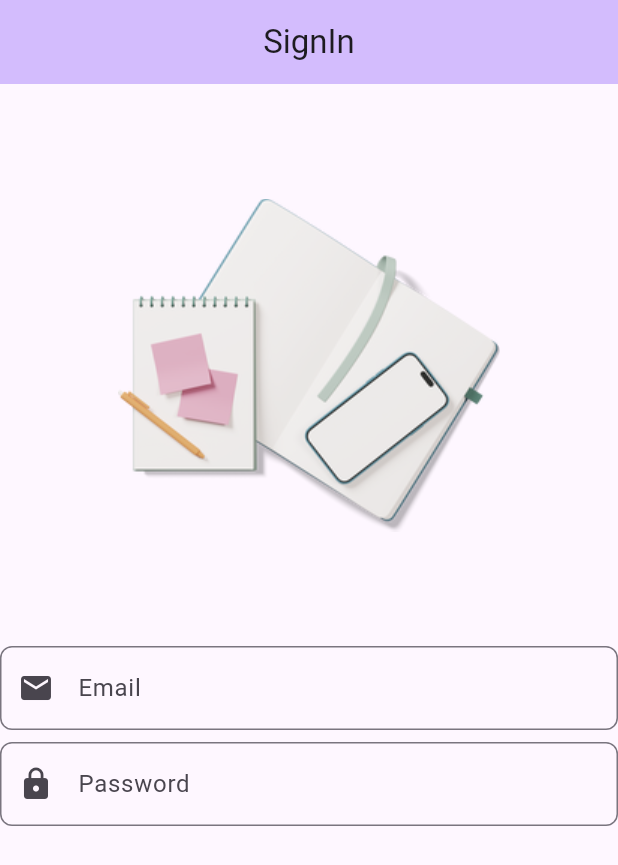
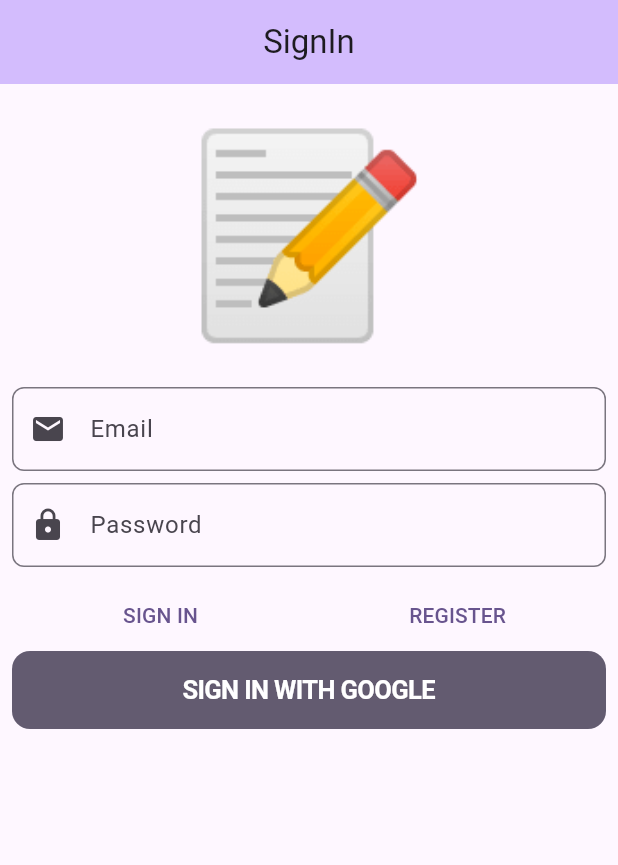
Before and after one commit to SalmanNaghori/demo_of_ddd, a Flutter app: the screen it shows after launch, on a phone screen of 412 x 824 dp. Shown: the top 865 px of the screen. Run offline on Flutter 3.47's test engine with Material 2 defaults, Android fonts, the phone set to English and light mode, and no system bars; our stand-ins replace bloc, cloud_firestore, dartz, firebase_auth, firebase_core, flutter_bloc and 4 more; accounts and stored records are empty.

Commit message:
improve the code

```diff
--- a/lib/application/auth/sign_in_form/sign_in_form_event.dart
+++ b/lib/application/auth/sign_in_form/sign_in_form_event.dart
@@ -5,12 +5,10 @@ abstract class SignInFormEvent with _$SignInFormEvent {
   const factory SignInFormEvent.emailChanged(String emailStr) = EmailChanged;
   const factory SignInFormEvent.passwordChanged(String passwordStr) =
       PasswordChanged;
-
   const factory SignInFormEvent.registerWithEmailAndPasswordPressed() =
       RegisterWithEmailAndPasswordPressed;
   const factory SignInFormEvent.signInWithEmailAndPasswordPressed() =
       SignInWithEmailAndPasswordPressed;
-
   const factory SignInFormEvent.signInWithGooglePressed() =
       SignInWithGooglePressed;
 }
--- a/lib/application/auth/sign_in_form/sign_in_form_state.dart
+++ b/lib/application/auth/sign_in_form/sign_in_form_state.dart
@@ -2,7 +2,7 @@ part of 'sign_in_form_bloc.dart';
 
 @freezed
 abstract class SignInFormState with _$SignInFormState {
-  factory SignInFormState({
+  const factory SignInFormState({
     required EmailAddress emailAddress,
     required Password password,
     required bool showErrorMessages,
--- a/lib/domain/auth/value_objects.dart
+++ b/lib/domain/auth/value_objects.dart
@@ -4,6 +4,7 @@ import 'package:demo_of_ddd/domain/core/value_objects.dart';
 import 'package:demo_of_ddd/domain/core/value_validators.dart';
 
 class EmailAddress extends ValueObject<String> {
+  @override
   final Either<ValueFailure<String>, String> value;
 
   factory EmailAddress(String input) {
@@ -12,17 +13,20 @@ class EmailAddress extends ValueObject<String> {
       validateEmailAddress(input),
     );
   }
+
   const EmailAddress._(this.value);
 }
 
 class Password extends ValueObject<String> {
+  @override
   final Either<ValueFailure<String>, String> value;
 
   factory Password(String input) {
     assert(input != null);
     return Password._(
-      validateEmailAddress(input),
+      validatePassword(input),
     );
   }
+
   const Password._(this.value);
 }
--- a/lib/domain/core/errors.dart
+++ b/lib/domain/core/errors.dart
@@ -1,9 +1,9 @@
 import 'package:demo_of_ddd/domain/core/failures.dart';
 
-class UnexPectedValueError extends Error {
+class UnexpectedValueError extends Error {
   final ValueFailure valueFailure;
 
-  UnexPectedValueError(this.valueFailure);
+  UnexpectedValueError(this.valueFailure);
 
   @override
   String toString() {
--- a/lib/presentation/sign_in/widget/sign_in_form.dart
+++ b/lib/presentation/sign_in/widget/sign_in_form.dart
@@ -1,4 +1,5 @@
 import 'package:demo_of_ddd/application/auth/sign_in_form/sign_in_form_bloc.dart';
+import 'package:demo_of_ddd/injection.dart';
 import 'package:flutter/cupertino.dart';
 import 'package:flutter/material.dart';
 import 'package:flutter_bloc/flutter_bloc.dart';
@@ -10,10 +11,17 @@ class SignInForm extends StatelessWidget {
       listener: (context, state) {},
       builder: (context, state) {
         return Form(
+          autovalidateMode: state.showErrorMessages
+              ? AutovalidateMode.always
+              : AutovalidateMode.disabled,
           child: ListView(
+            padding: const EdgeInsets.all(8),
             children: [
-              const SizedBox(height: 8),
-              Image.asset('assets/notes.png'),
+              const Text(
+                '📝',
+                textAlign: TextAlign.center,
+                style: TextStyle(fontSize: 130),
+              ),
               const SizedBox(height: 8),
               TextFormField(
                 decoration: const InputDecoration(
@@ -21,6 +29,21 @@ class SignInForm extends StatelessWidget {
                   labelText: 'Email',
                 ),
                 autocorrect: false,
+                onChanged: (value) => context
+                    .read<SignInFormBloc>()
+                    .add(SignInFormEvent.emailChanged(value)),
+                validator: (_) => context
+                    .read<SignInFormBloc>()
+                    .state
+                    .emailAddress
+                    .value
+                    .fold(
+                      (f) => f.maybeMap(
+                        invalidEmail: (_) => 'Invalid Email',
+                        orElse: () => null,
+                      ),
+                      (_) => null,
+                    ),
               ),
               const SizedBox(height: 8),
               TextFormField(
@@ -30,7 +53,63 @@ class SignInForm extends StatelessWidget {
                 ),
                 autocorrect: false,
                 obscureText: true,
+                onChanged: (value) => context
+                    .read<SignInFormBloc>()
+                    .add(SignInFormEvent.passwordChanged(value)),
+                validator: (_) =>
+                    context.read<SignInFormBloc>().state.password.value.fold(
+                          (f) => f.maybeMap(
+                            shortPassword: (_) => 'Short Password',
+                            orElse: () => null,
+                          ),
+                          (_) => null,
+                        ),
               ),
+              const SizedBox(height: 8),
+              Row(
+                children: [
+                  Expanded(
+                    child: TextButton(
+                      onPressed: () {
+                        context.read<SignInFormBloc>().add(
+                              const SignInFormEvent
+                                  .signInWithEmailAndPasswordPressed(),
+                            );
+                      },
+                      child: const Text('SIGN IN'),
+                    ),
+                  ),
+                  Expanded(
+                    child: TextButton(
+                      onPressed: () {
+                        context.read<SignInFormBloc>().add(
+                              const SignInFormEvent
+                                  .registerWithEmailAndPasswordPressed(),
+                            );
+                      },
+                      child: const Text('REGISTER'),
+                    ),
+                  ),
+                ],
+              ),
+              CupertinoButton(
+                onPressed: () {
+                  getIt<SignInFormBloc>()
+                      .add(const SignInFormEvent.signInWithGooglePressed());
+                },
+                color: Theme.of(context).colorScheme.secondary,
+                child: const Text(
+                  'SIGN IN WITH GOOGLE',
+                  style: TextStyle(
+                    color: Colors.white,
+                    fontWeight: FontWeight.bold,
+                  ),
+                ),
+              ),
+              if (state.isSubmitting) ...[
+                const SizedBox(height: 8),
+                const LinearProgressIndicator(value: null),
+              ]
             ],
           ),
         );
--- a/pubspec.yaml
+++ b/pubspec.yaml
@@ -46,6 +46,9 @@ dependencies:
 
   lint: ^2.1.2
   get_it: ^7.6.0
+  cloud_firestore: ^4.8.2
+  uuid: ^3.0.7
+  kt_dart: ^1.1.0
 
 dev_dependencies:
   flutter_test:
```
Also changed, not shown: lib/application/auth/sign_in_form/sign_in_form_bloc.dart (+91 -64 lines), lib/domain/core/value_objects.dart (+33 -4 lines), lib/infrastructure/core/firebase_injectable_module.dart (+3 -4 lines), assets/google.png (added), lib/application/auth/sign_in_form/sign_in_form_bloc.freezed.dart, pubspec.lock.
